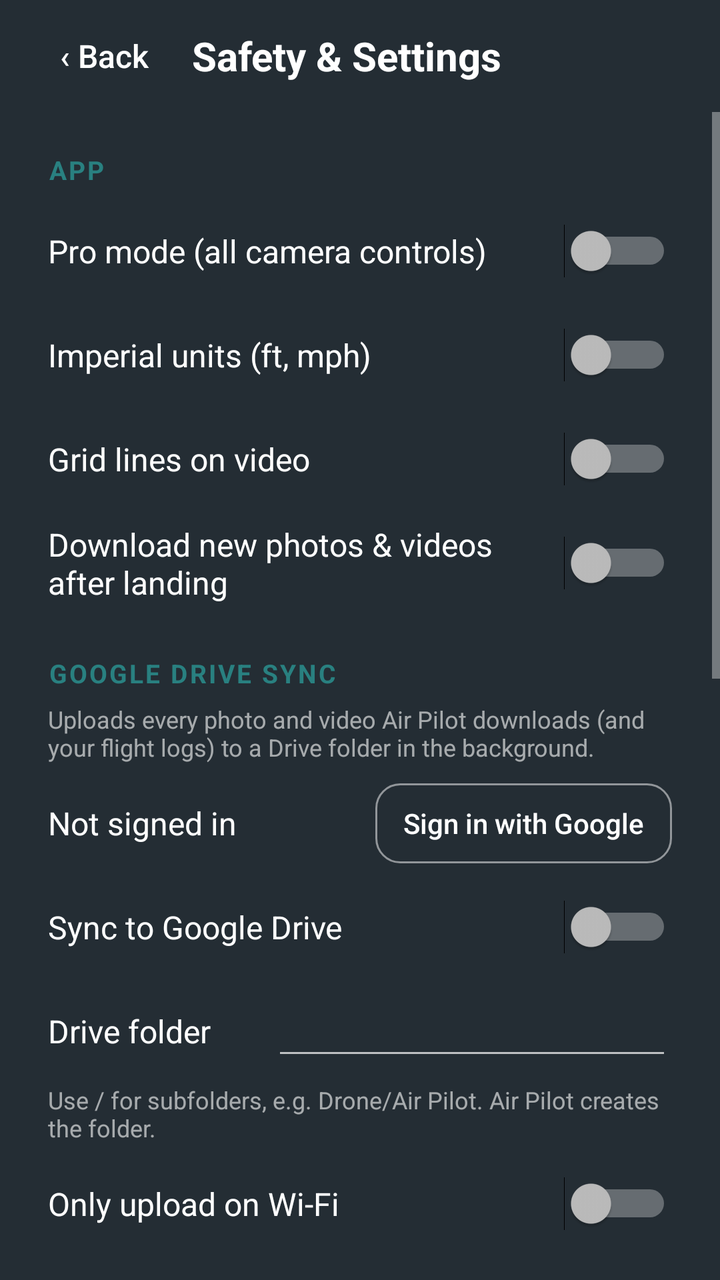
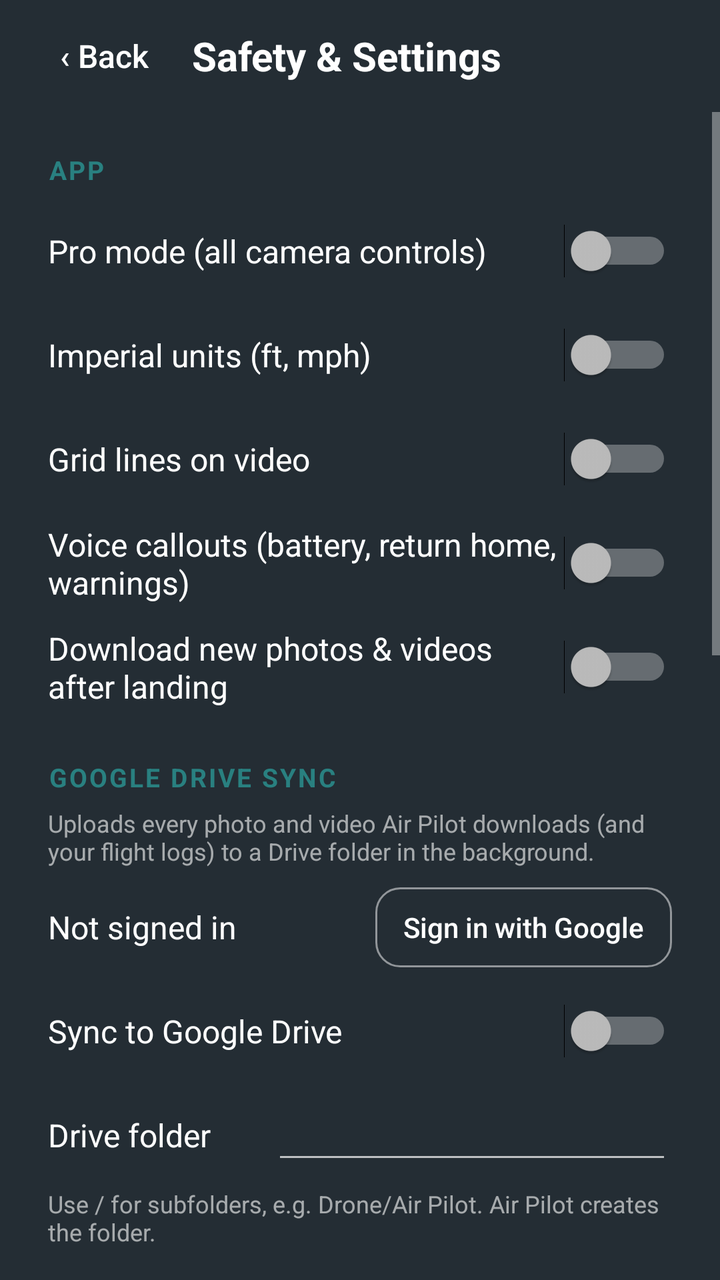

Compare the two renders of this Android layout. The source of the first and the diff that turns it into the second are given below.
<!-- AndroidManifest.xml: application theme AppTheme -->
<!-- res/layout/activity_settings.xml -->
<?xml version="1.0" encoding="utf-8"?>
<LinearLayout xmlns:android="http://schemas.android.com/apk/res/android"
    android:layout_width="match_parent"
    android:layout_height="match_parent"
    android:background="@color/background_blue"
    android:orientation="vertical">

    <LinearLayout
        android:layout_width="match_parent"
        android:layout_height="56dp"
        android:gravity="center_vertical"
        android:orientation="horizontal"
        android:paddingLeft="8dp"
        android:paddingRight="16dp">

        <Button
            android:id="@+id/btn_back"
            android:layout_width="wrap_content"
            android:layout_height="44dp"
            android:background="@android:color/transparent"
            android:text="‹ Back"
            android:textAllCaps="false"
            android:textColor="#FFFFFF"
            android:textSize="16sp" />

        <TextView
            android:layout_width="0dp"
            android:layout_height="wrap_content"
            android:layout_weight="1"
            android:text="Safety &amp; Settings"
            android:textColor="#FFFFFF"
            android:textSize="20sp"
            android:textStyle="bold" />

        <TextView
            android:id="@+id/drone_state"
            android:layout_width="wrap_content"
            android:layout_height="wrap_content"
            android:textColor="#B3FFFFFF"
            android:textSize="13sp" />
    </LinearLayout>

    <ScrollView
        android:layout_width="match_parent"
        android:layout_height="0dp"
        android:layout_weight="1">

        <LinearLayout
            android:layout_width="match_parent"
            android:layout_height="wrap_content"
            android:orientation="vertical"
            android:paddingLeft="24dp"
            android:paddingRight="24dp"
            android:paddingBottom="24dp">

            
            <TextView style="@style/SectionTitle" android:text="APP" />

            <LinearLayout style="@style/SettingRow">
                <TextView style="@style/SettingLabel" android:text="Pro mode (all camera controls)" />
                <Switch android:id="@+id/sw_advanced" android:layout_width="wrap_content" android:layout_height="wrap_content" />
            </LinearLayout>

            <LinearLayout style="@style/SettingRow">
                <TextView style="@style/SettingLabel" android:text="Imperial units (ft, mph)" />
                <Switch android:id="@+id/sw_imperial" android:layout_width="wrap_content" android:layout_height="wrap_content" />
            </LinearLayout>

            <LinearLayout style="@style/SettingRow">
                <TextView style="@style/SettingLabel" android:text="Grid lines on video" />
                <Switch android:id="@+id/sw_grid" android:layout_width="wrap_content" android:layout_height="wrap_content" />
            </LinearLayout>

            <LinearLayout style="@style/SettingRow">
                <TextView style="@style/SettingLabel" android:text="Download new photos &amp; videos after landing" />
                <Switch android:id="@+id/sw_auto_download" android:layout_width="wrap_content" android:layout_height="wrap_content" />
            </LinearLayout>

            
            <TextView style="@style/SectionTitle" android:text="GOOGLE DRIVE SYNC" />
            <TextView
                style="@style/SettingHint"
                android:text="Uploads every photo and video Air Pilot downloads (and your flight logs) to a Drive folder in the background." />

            <LinearLayout style="@style/SettingRow">
                <TextView android:id="@+id/drive_account" style="@style/SettingLabel" android:text="Not signed in" />
                <Button
                    android:id="@+id/btn_drive_signin"
                    style="@style/SecondaryButton"
                    android:layout_width="wrap_content"
                    android:layout_height="40dp"
                    android:paddingLeft="14dp"
                    android:paddingRight="14dp"
                    android:text="Sign in with Google"
                    android:textSize="14sp" />
            </LinearLayout>

            <LinearLayout style="@style/SettingRow">
                <TextView style="@style/SettingLabel" android:text="Sync to Google Drive" />
                <Switch android:id="@+id/sw_drive" android:layout_width="wrap_content" android:layout_height="wrap_content" />
            </LinearLayout>

            <LinearLayout style="@style/SettingRow">
                <TextView style="@style/SettingLabel" android:text="Drive folder" />
                <EditText
                    android:id="@+id/et_drive_folder"
                    android:layout_width="200dp"
                    android:layout_height="wrap_content"
                    android:gravity="end"
                    android:imeOptions="actionDone"
                    android:inputType="text"
                    android:singleLine="true"
                    android:textColor="#FFFFFF"
                    android:textSize="16sp" />
            </LinearLayout>
            <TextView style="@style/SettingHint" android:text="Use / for subfolders, e.g. Drone/Air Pilot. Air Pilot creates the folder." />

            <LinearLayout style="@style/SettingRow">
                <TextView style="@style/SettingLabel" android:text="Only upload on Wi-Fi" />
                <Switch android:id="@+id/sw_drive_wifi" android:layout_width="wrap_content" android:layout_height="wrap_content" />
            </LinearLayout>

            <LinearLayout style="@style/SettingRow">
                <TextView style="@style/SettingLabel" android:text="Also upload flight logs (CSV)" />
                <Switch android:id="@+id/sw_drive_logs" android:layout_width="wrap_content" android:layout_height="wrap_content" />
            </LinearLayout>

            <TextView
                android:id="@+id/drive_status"
                style="@style/SettingHint"
                android:layout_marginTop="4dp" />

            
            <TextView style="@style/SectionTitle" android:text="DRONE SAFETY  (saved to the drone)" />
            <TextView
                android:id="@+id/drone_hint"
                style="@style/SettingHint"
                android:text="Connect the drone to read and change these." />

            <LinearLayout style="@style/SettingRow">
                <TextView style="@style/SettingLabel" android:text="Beginner mode" />
                <Switch android:id="@+id/sw_beginner" android:layout_width="wrap_content" android:layout_height="wrap_content" />
            </LinearLayout>
            <TextView style="@style/SettingHint" android:text="Keeps the drone close and low (about 30 m / 100 ft) and slow. Needs GPS." />

            <LinearLayout style="@style/SettingRow">
                <TextView android:id="@+id/lbl_max_alt" style="@style/SettingLabel" android:text="Max altitude" />
                <EditText android:id="@+id/et_max_alt" style="@style/SettingNumber" />
            </LinearLayout>

            <LinearLayout style="@style/SettingRow">
                <TextView style="@style/SettingLabel" android:text="Limit distance from home" />
                <Switch android:id="@+id/sw_dist_limit" android:layout_width="wrap_content" android:layout_height="wrap_content" />
            </LinearLayout>

            <LinearLayout style="@style/SettingRow">
                <TextView android:id="@+id/lbl_max_dist" style="@style/SettingLabel" android:text="Max distance" />
                <EditText android:id="@+id/et_max_dist" style="@style/SettingNumber" />
            </LinearLayout>

            <LinearLayout style="@style/SettingRow">
                <TextView android:id="@+id/lbl_rth_alt" style="@style/SettingLabel" android:text="Return-to-home altitude" />
                <EditText android:id="@+id/et_rth_alt" style="@style/SettingNumber" />
            </LinearLayout>
            <TextView style="@style/SettingHint" android:text="Set it higher than nearby trees and buildings." />

            <LinearLayout style="@style/SettingRow">
                <TextView style="@style/SettingLabel" android:text="Low battery warning (%)" />
                <EditText android:id="@+id/et_low_batt" style="@style/SettingNumber" />
            </LinearLayout>

            <Button
                android:id="@+id/btn_save_drone"
                style="@style/BigButton"
                android:layout_marginTop="16dp"
                android:text="Save to drone" />

            <TextView
                android:id="@+id/save_result"
                style="@style/SettingHint"
                android:layout_marginTop="8dp" />
        </LinearLayout>
    </ScrollView>
</LinearLayout>
<!-- resources referenced by this layout -->
<resources>
  <color name="background_blue">#242d34</color>
  <style name="BigButton">
          <item name="android:layout_width">match_parent</item>
          <item name="android:layout_height">56dp</item>
          <item name="android:background">@drawable/button_bg</item>
          <item name="android:textColor">#FFFFFF</item>
          <item name="android:textSize">18sp</item>
          <item name="android:textStyle">bold</item>
          <item name="android:textAllCaps">false</item>
      </style>
  <style name="SecondaryButton" parent="BigButton">
          <item name="android:layout_height">48dp</item>
          <item name="android:background">@drawable/button_secondary_bg</item>
          <item name="android:textSize">16sp</item>
          <item name="android:textStyle">normal</item>
      </style>
  <style name="SectionTitle">
          <item name="android:layout_width">match_parent</item>
          <item name="android:layout_height">wrap_content</item>
          <item name="android:layout_marginTop">20dp</item>
          <item name="android:layout_marginBottom">6dp</item>
          <item name="android:textColor">@color/medium_blue</item>
          <item name="android:textSize">13sp</item>
          <item name="android:textStyle">bold</item>
          <item name="android:letterSpacing">0.08</item>
      </style>
  <style name="SettingHint">
          <item name="android:layout_width">match_parent</item>
          <item name="android:layout_height">wrap_content</item>
          <item name="android:textColor">#99FFFFFF</item>
          <item name="android:textSize">12sp</item>
          <item name="android:layout_marginBottom">4dp</item>
      </style>
  <style name="SettingLabel">
          <item name="android:layout_width">0dp</item>
          <item name="android:layout_height">wrap_content</item>
          <item name="android:layout_weight">1</item>
          <item name="android:textColor">#FFFFFF</item>
          <item name="android:textSize">16sp</item>
      </style>
  <style name="SettingNumber">
          <item name="android:layout_width">96dp</item>
          <item name="android:layout_height">wrap_content</item>
          <item name="android:gravity">end</item>
          <item name="android:inputType">number</item>
          <item name="android:textColor">#FFFFFF</item>
          <item name="android:textSize">16sp</item>
          <item name="android:maxLength">5</item>
          <item name="android:selectAllOnFocus">true</item>
      </style>
  <style name="SettingRow">
          <item name="android:layout_width">match_parent</item>
          <item name="android:layout_height">wrap_content</item>
          <item name="android:minHeight">52dp</item>
          <item name="android:gravity">center_vertical</item>
          <item name="android:orientation">horizontal</item>
      </style>
  <style name="AppTheme" parent="@style/Theme.AppCompat.NoActionBar">
          <item name="android:windowBackground">@color/background_blue</item>
          <item name="android:textColor">@color/light_gray</item>
          <item name="android:windowFullscreen">true</item>
          <item name="colorAccent">@color/medium_blue</item>
          <item name="colorControlActivated">@color/medium_blue</item>
      </style>
  <!-- drawable button_bg (drawable) -->
  <?xml version="1.0" encoding="utf-8"?>
  <selector xmlns:android="http://schemas.android.com/apk/res/android">
      <item android:state_pressed="true">
          <shape android:shape="rectangle"><solid android:color="#1F6060" /><corners android:radius="12dp" /></shape>
      </item>
      <item>
          <shape android:shape="rectangle"><solid android:color="@color/medium_blue" /><corners android:radius="12dp" /></shape>
      </item>
  </selector>
  <color name="medium_blue">#298080</color>
  <color name="light_gray">#B3FFFFFF</color>
  <!-- unchanged entries left out for length: 1 -->
</resources>

<!-- the commit's change to res/layout/activity_settings.xml (unified diff, before → after) -->
@@ -69,6 +69,11 @@
             <LinearLayout style="@style/SettingRow">
                 <TextView style="@style/SettingLabel" android:text="Grid lines on video" />
                 <Switch android:id="@+id/sw_grid" android:layout_width="wrap_content" android:layout_height="wrap_content" />
+            </LinearLayout>
+
+            <LinearLayout style="@style/SettingRow">
+                <TextView style="@style/SettingLabel" android:text="Voice callouts (battery, return home, warnings)" />
+                <Switch android:id="@+id/sw_voice" android:layout_width="wrap_content" android:layout_height="wrap_content" />
             </LinearLayout>
 
             <LinearLayout style="@style/SettingRow">
